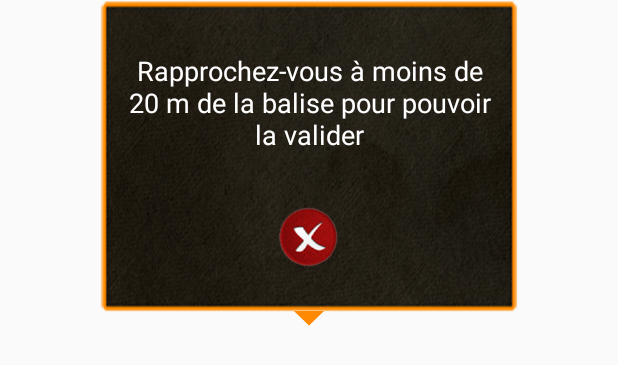
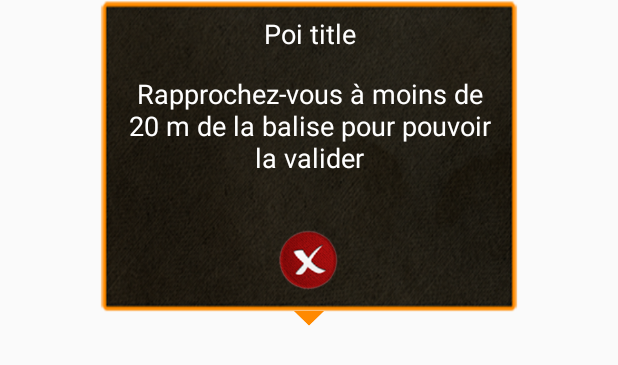
Before and after one commit to cesarlapuente/PAYOLLE_APP, an Android app: the layout activity_feed_route_balise_pop_up.xml on its own in the app's theme, with its tools: preview values and no code run, on a phone screen of 412 x 824 dp. Shown: the top 365 px of the screen. Run offline under Robolectric (Android 15) with nearby library versions, the phone set to English and light mode, and no system bars.

Commit message:
- Change game - Adding some text and drawable - Minor fixes

```diff
--- a/app/src/main/java/eu/randomobile/payolle/apppayolle/mod_feed/FeedRouteBalise.java
+++ b/app/src/main/java/eu/randomobile/payolle/apppayolle/mod_feed/FeedRouteBalise.java
@@ -42,6 +42,7 @@ import com.mapbox.mapboxsdk.maps.MapView;
 import com.mapbox.mapboxsdk.maps.MapboxMap;
 import com.mapbox.mapboxsdk.maps.OnMapReadyCallback;
 
+import java.text.Normalizer;
 import java.util.ArrayList;
 import java.util.HashMap;
 import java.util.Random;
@@ -282,6 +283,9 @@ public class FeedRouteBalise extends Activity implements  LocationListener {
                 Drawable iconDrawable = ContextCompat.getDrawable(FeedRouteBalise.this, R.drawable.parcours_0);
                 iconDrawable = resize(iconDrawable);
                 Icon icon_balise = iconFactory.fromDrawable(iconDrawable);
+                Drawable iconDrawableStart = ContextCompat.getDrawable(FeedRouteBalise.this, R.drawable.poi_depart3x);
+                iconDrawableStart = resize(iconDrawableStart);
+                Icon icon_balise_start = iconFactory.fromDrawable(iconDrawableStart);
 
 
                 for (final ResourcePoi poi : alPoi) {
@@ -292,6 +296,9 @@ public class FeedRouteBalise extends Activity implements  LocationListener {
                             .title(poi.getTitle())
                             .icon(icon_balise)
                             .snippet(poi.getCode1());
+                    if(Normalizer.normalize(poi.getTitle(), Normalizer.Form.NFD).replaceAll("[^\\p{ASCII}]", "").replaceAll(" ", "").toLowerCase().concat("      ").substring(0,6).equals("depart")) {
+                        mk.icon(icon_balise_start);
+                    }
 
                     //alLatLng.add(poiPosition);
                     //mapboxMap.addMarker(mk);
@@ -311,6 +318,11 @@ public class FeedRouteBalise extends Activity implements  LocationListener {
 
                             balise_distance_ok = (LinearLayout) convertView.findViewById(R.id.balise_distance_ok);
                             balise_distance_nok = (LinearLayout) convertView.findViewById(R.id.balise_distance_nok);
+                            TextView bNameNok = (TextView) convertView.findViewById(R.id.balise_poi_name_nok);
+                            TextView bName = (TextView) convertView.findViewById(R.id.balise_poi_name);
+
+                            bNameNok.setText(marker.getTitle());
+                            bName.setText(marker.getTitle());
 
                             temp.setLatitude(marker.getPosition().getLatitude());
                             temp.setLongitude(marker.getPosition().getLongitude());
--- a/app/src/main/java/eu/randomobile/payolle/apppayolle/mod_feed/FeedRouteDetailsDecouverte.java
+++ b/app/src/main/java/eu/randomobile/payolle/apppayolle/mod_feed/FeedRouteDetailsDecouverte.java
@@ -393,6 +393,7 @@ public class FeedRouteDetailsDecouverte extends Activity {
                                             public void onClick(View v) {
                                                 Intent intent = new Intent(FeedRouteDetailsDecouverte.this, POIDetailsActivity.class);
                                                 intent.putExtra(POIDetailsActivity.PARAM_KEY_TITLE_POI, poi_title.getText());
+                                                intent.putExtra(POIDetailsActivity.PARAM_KEY_TITLE_ROUTE, route.getTitle());
                                                 startActivity(intent);
                                             }
                                         });
@@ -402,6 +403,7 @@ public class FeedRouteDetailsDecouverte extends Activity {
                                             public void onClick(View v) {
                                                 Intent intent = new Intent(FeedRouteDetailsDecouverte.this, GameActivity.class);
                                                 intent.putExtra(GameActivity.PARAM_KEY_POI_TITLE, poi_title.getText());
+                                                intent.putExtra(GameActivity.PARAM_KEY_TITLE_ROUTE, route.getTitle());
                                                 startActivity(intent);
                                             }
                                         });
--- a/app/src/main/java/eu/randomobile/payolle/apppayolle/mod_feed/POIDetailsActivity.java
+++ b/app/src/main/java/eu/randomobile/payolle/apppayolle/mod_feed/POIDetailsActivity.java
@@ -24,6 +24,7 @@ public class POIDetailsActivity extends Activity {
     private MainApp app;
     private Poi poi;
     public static final String PARAM_KEY_TITLE_POI = "poi_title";
+    public static final String PARAM_KEY_TITLE_ROUTE = "route_title";
 
     private TextView txt_poi_title;
     private TextView txt_description_body;
@@ -139,6 +140,7 @@ public class POIDetailsActivity extends Activity {
                         public void onClick(View view) {
                             Intent intent = new Intent(POIDetailsActivity.this, GameActivity.class);
                             intent.putExtra(GameActivity.PARAM_KEY_POI_TITLE, poi.getTitle());
+                            intent.putExtra(GameActivity.PARAM_KEY_TITLE_ROUTE, PARAM_KEY_TITLE_ROUTE);
                             startActivity(intent);
                         }
                     });
--- a/app/src/main/res/layout/activity_feed_route_balise_pop_up.xml
+++ b/app/src/main/res/layout/activity_feed_route_balise_pop_up.xml
@@ -19,11 +19,20 @@
             android:layout_gravity="top" />
         <LinearLayout
             android:layout_width="match_parent"
-            android:layout_height="wrap_content"
+            android:layout_height="match_parent"
             android:orientation="vertical"
             android:visibility="visible"
             android:id="@+id/balise_distance_nok"
             android:layout_gravity="center">
+            <TextView
+                android:id="@+id/balise_poi_name_nok"
+                android:layout_width="match_parent"
+                android:layout_height="wrap_content"
+                android:text="Poi title"
+                android:textColor="#FFFFFF"
+                android:paddingTop="10dp"
+                android:textSize="18sp"
+                android:gravity="center"/>
             <TextView
                 android:layout_width="match_parent"
                 android:layout_height="wrap_content"
@@ -48,15 +57,27 @@
             android:layout_width="match_parent"
             android:layout_height="match_parent"
             android:orientation="vertical"
-            android:visibility="invisible"
+            android:visibility="gone"
             android:id="@+id/balise_distance_ok">
+
+            <TextView
+                android:id="@+id/balise_poi_name"
+                android:layout_width="match_parent"
+                android:layout_height="wrap_content"
+                android:text="Poi title"
+                android:textColor="#FFFFFF"
+                android:paddingTop="10dp"
+                android:gravity="center"/>
 
             <TextView
                 android:layout_width="match_parent"
                 android:layout_height="wrap_content"
                 android:text="Pour valider cette balise, choisissez le code correct : "
                 android:textColor="#FFFFFF"
-                android:padding="10dp"
+                android:paddingTop="5dp"
+                android:paddingStart="10dp"
+                android:paddingEnd="10dp"
+                android:paddingBottom="5dp"
                 android:gravity="center"/>
 
             <LinearLayout
@@ -183,20 +204,21 @@
                 android:layout_width="match_parent"
                 android:layout_height="wrap_content"
                 android:orientation="horizontal"
-                android:layout_gravity="center">
+                android:layout_gravity="center"
+                android:layout_marginBottom="15dp"
+                android:layout_marginStart="10dp"
+                android:layout_marginEnd="10dp">
                 <ImageView
                     android:layout_width="wrap_content"
                     android:layout_height="match_parent"
                     android:src="@drawable/boton_wrong"
                     android:adjustViewBounds="true"
-                    android:layout_margin="15dp"
                     android:layout_gravity="start"
                     android:clickable="true"
                     android:id="@+id/validation_skip"/>
                 <ImageView
                     android:layout_width="wrap_content"
                     android:layout_height="match_parent"
-                    android:layout_margin="15dp"
                     android:src="@drawable/boton_ok"
                     android:adjustViewBounds="true"
                     android:layout_gravity="end"
--- a/app/src/main/res/layout/activity_feed_route_decouverte_popup.xml
+++ b/app/src/main/res/layout/activity_feed_route_decouverte_popup.xml
@@ -93,7 +93,9 @@
                 <ImageView
                     android:layout_width="50dp"
                     android:layout_height="50dp"
-                    android:src="@drawable/icono_juer_deactif"
+                    android:layout_marginTop="3dp"
+                    android:layout_marginBottom="1dp"
+                    android:src="@drawable/boton_juego_popup3x"
                     android:id="@+id/btn_popup_game"
                     android:scaleType="centerInside"
                     android:adjustViewBounds="true"
--- a/app/src/main/res/layout/feed_activity_game.xml
+++ b/app/src/main/res/layout/feed_activity_game.xml
@@ -9,7 +9,7 @@
         android:layout_width="match_parent"
         android:layout_height="wrap_content"
         android:adjustViewBounds="true"
-        android:src="@drawable/info_scroll"
+        android:src="@drawable/fondo_jouer3x"
         android:scaleType="centerCrop"/>
     <LinearLayout
         android:layout_width="match_parent"
```
Also changed, not shown: app/src/main/java/eu/randomobile/payolle/apppayolle/mod_feed/FeedRouteActivity.java (+7 -0 lines), app/src/main/java/eu/randomobile/payolle/apppayolle/mod_feed/FeedRouteDetails.java (+8 -2 lines), app/src/main/java/eu/randomobile/payolle/apppayolle/mod_feed/GameActivity.java (+97 -87 lines), app/src/main/java/eu/randomobile/payolle/apppayolle/mod_feed/GameInfoActivity.java (+11 -0 lines), app/src/main/java/eu/randomobile/payolle/apppayolle/mod_global/data_access/DBHandler.java (+26 -5 lines), app/src/main/java/eu/randomobile/payolle/apppayolle/mod_global/model/Route.java (+23 -0 lines), app/src/main/java/eu/randomobile/payolle/apppayolle/mod_home/SplashActivity.java (+10 -2 lines), app/src/main/res/layout/feed_activity_game_info.xml (+10 -0 lines), app/src/main/res/drawable/boton_juego_popup3x.png (added), app/src/main/res/drawable/fondo_indice3x.png (added), app/src/main/res/drawable/fondo_jouer3x.jpg (added).
